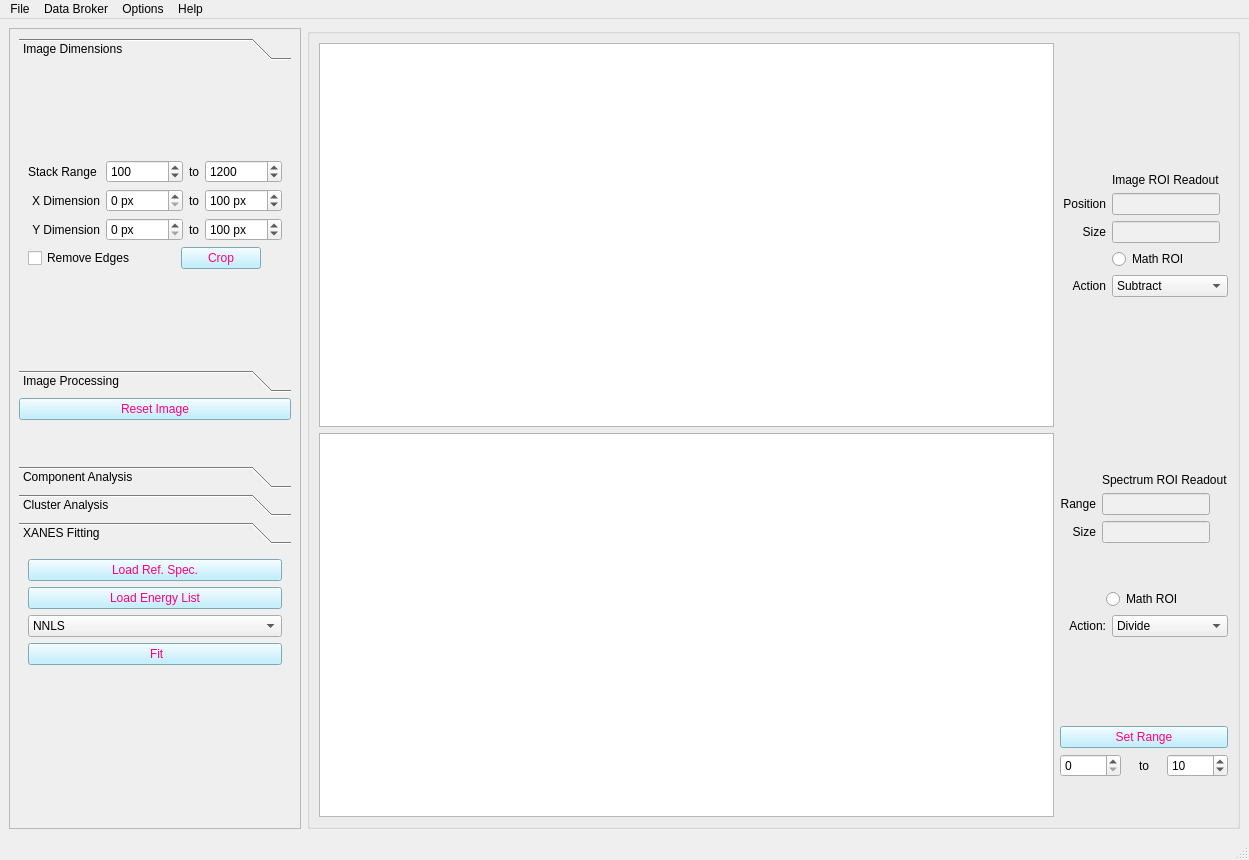
Above: mainwindow_admin.ui from pattammattel/MIDAS_Admin before the change. Below: the same form after it.
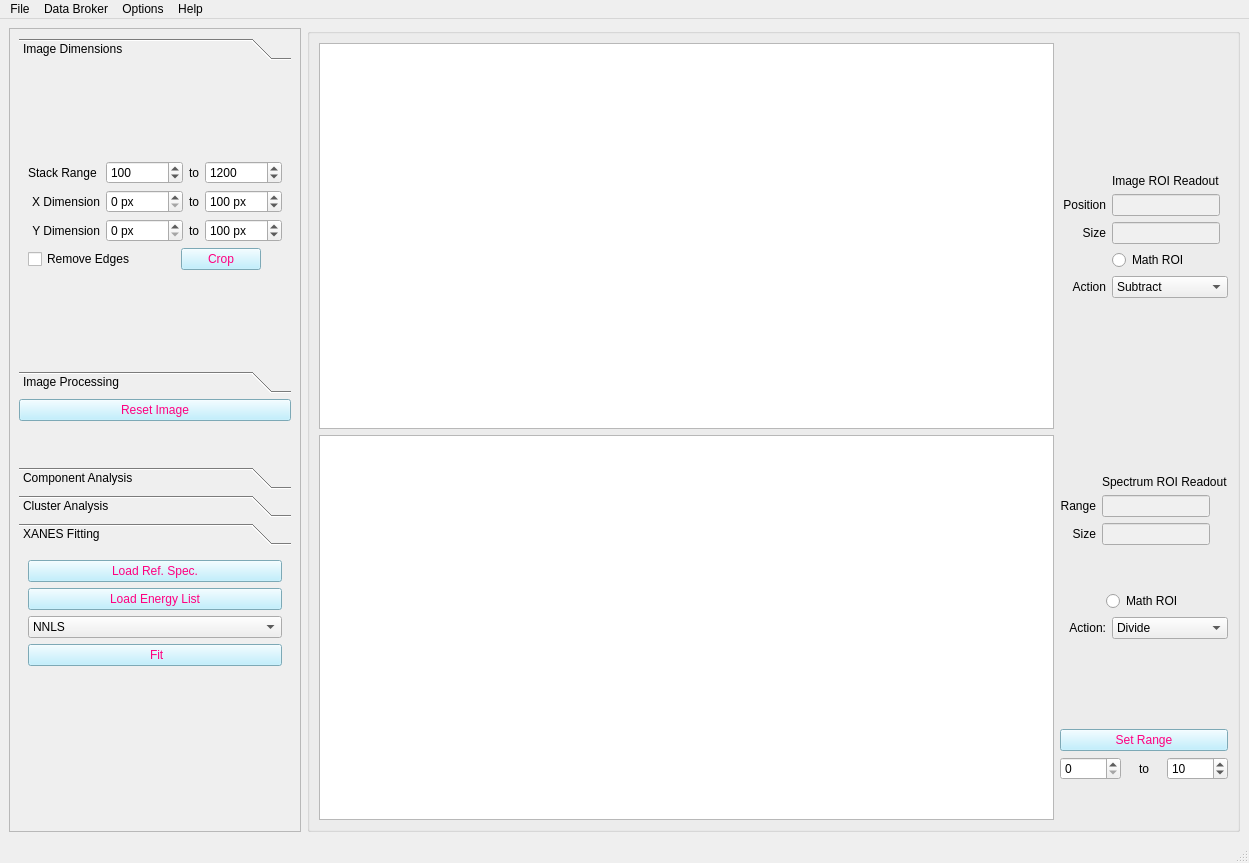
That is the form after the change. Custom widgets are drawn as their Qt base class.

The edit to the form file:
```diff
--- a/mainwindow_admin.ui
+++ b/mainwindow_admin.ui
@@ -8,7 +8,7 @@
     <x>0</x>
     <y>0</y>
     <width>1249</width>
-    <height>860</height>
+    <height>863</height>
    </rect>
   </property>
   <property name="sizePolicy">
@@ -460,8 +460,8 @@
         <rect>
          <x>0</x>
          <y>0</y>
-         <width>367</width>
-         <height>793</height>
+         <width>368</width>
+         <height>786</height>
         </rect>
        </property>
        <layout class="QGridLayout" name="gridLayout_9">
@@ -484,8 +484,8 @@
             <rect>
              <x>0</x>
              <y>0</y>
-             <width>345</width>
-             <height>269</height>
+             <width>346</width>
+             <height>222</height>
             </rect>
            </property>
            <attribute name="label">
@@ -1184,7 +1184,7 @@
             <rect>
              <x>0</x>
              <y>0</y>
-             <width>345</width>
+             <width>346</width>
              <height>237</height>
             </rect>
            </property>
```
Left out of the diff: 8 changed lines with no effect on the pictures.
